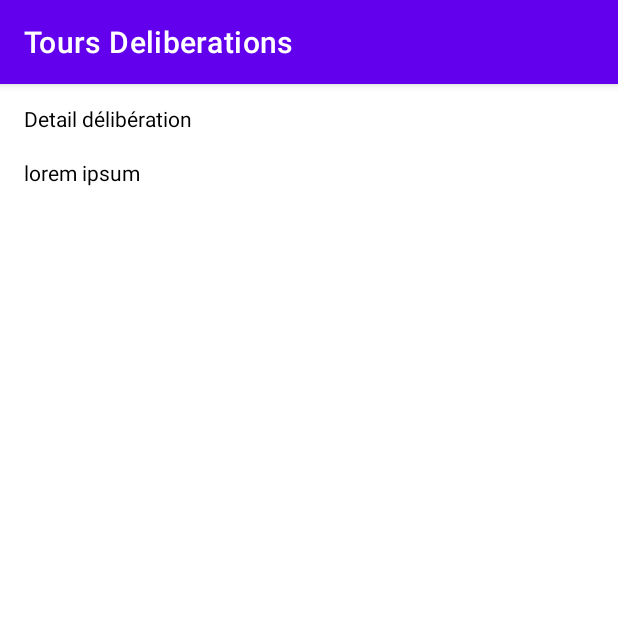
After one commit to yletaillanter/ToursDeliberations, an Android app built with Jetpack Compose: the DetailFragment screen opened through its navigation route, on a phone screen of 412 x 824 dp, the top half of it. The commit adds this screen. Run offline under Robolectric (Android 15) with nearby library versions, the phone set to English and light mode, and no system bars; our stand-ins replace Timber, livedata-compose; 3 statements that could not run were skipped.

Commit message:
adding new Fragment + navigation in Compose

```diff
--- /dev/null
+++ b/app/src/main/java/com/ylt/toursdeliberations/ui/detail/DetailFragment.kt
@@ -0,0 +1,38 @@
+package com.ylt.toursdeliberations.ui.detail
+
+import android.os.Bundle
+import android.view.LayoutInflater
+import android.view.View
+import android.view.ViewGroup
+import androidx.compose.foundation.layout.Column
+import androidx.compose.foundation.layout.Spacer
+import androidx.compose.foundation.layout.padding
+import androidx.compose.material.Text
+import androidx.compose.ui.Modifier
+import androidx.compose.ui.platform.ComposeView
+import androidx.compose.ui.text.TextStyle
+import androidx.compose.ui.unit.TextUnit
+import androidx.compose.ui.unit.dp
+import androidx.fragment.app.Fragment
+
+class DetailFragment: Fragment() {
+
+    override fun onCreateView(inflater: LayoutInflater, container: ViewGroup?, savedInstanceState: Bundle?): View {
+
+        return ComposeView(requireContext()).apply {
+            setContent {
+                Column(Modifier.padding(16.dp)) {
+                    Text(
+                        text = "Detail délibération",
+                        style = TextStyle(fontSize = TextUnit.Companion.Sp(21))
+                    )
+                    Spacer(modifier = Modifier.padding(10.dp))
+                    Text(
+                        text = "lorem ipsum",
+                        style = TextStyle(fontSize = TextUnit.Companion.Sp(15))
+                    )
+                }
+            }
+        }
+    }
+}
--- a/app/src/main/res/layout/main_activity.xml
+++ b/app/src/main/res/layout/main_activity.xml
@@ -1,7 +1,21 @@
 <?xml version="1.0" encoding="utf-8"?>
-<FrameLayout xmlns:android="http://schemas.android.com/apk/res/android"
+<androidx.constraintlayout.widget.ConstraintLayout
+    xmlns:android="http://schemas.android.com/apk/res/android"
     xmlns:tools="http://schemas.android.com/tools"
-    android:id="@+id/container"
+    xmlns:app="http://schemas.android.com/apk/res-auto"
     android:layout_width="match_parent"
     android:layout_height="match_parent"
-    tools:context=".MainActivity" />
+    tools:context=".MainActivity">
+
+    <androidx.fragment.app.FragmentContainerView
+        android:id="@+id/nav_host_fragment"
+        android:name="androidx.navigation.fragment.NavHostFragment"
+        android:layout_width="match_parent"
+        android:layout_height="match_parent"
+        app:layout_constraintTop_toTopOf="parent"
+        app:layout_constraintBottom_toBottomOf="parent"
+        app:layout_constraintStart_toStartOf="parent"
+        app:layout_constraintEnd_toEndOf="parent"
+        app:defaultNavHost="true"
+        app:navGraph="@navigation/navigation" />
+</androidx.constraintlayout.widget.ConstraintLayout>
--- /dev/null
+++ b/app/src/main/res/navigation/navigation.xml
@@ -0,0 +1,28 @@
+<?xml version="1.0" encoding="utf-8"?>
+<navigation xmlns:android="http://schemas.android.com/apk/res/android"
+    xmlns:app="http://schemas.android.com/apk/res-auto"
+    android:id="@+id/navigation"
+    app:startDestination="@id/mainFragment">
+
+    <fragment
+        android:id="@+id/mainFragment"
+        android:name="com.ylt.toursdeliberations.ui.main.MainFragment"
+        android:label="MainFragment" >
+        <action
+            android:id="@+id/to_detailFragment"
+            app:destination="@id/detailFragment" />
+    </fragment>
+
+    <fragment
+        android:id="@+id/detailFragment"
+        android:name="com.ylt.toursdeliberations.ui.detail.DetailFragment"
+        android:label="DetailFragment">
+        <!--
+        <argument
+            android:name="delib_id"
+            app:argType="String" /> -->
+        <action
+            android:id="@+id/back_to_mainFragment"
+            app:destination="@id/mainFragment" />
+    </fragment>
+</navigation>
```
Also changed, not shown: app/src/main/java/com/ylt/toursdeliberations/MainActivity.kt (+0 -8 lines), app/src/main/java/com/ylt/toursdeliberations/ui/main/MainFragment.kt (+2 -6 lines), app/src/main/java/com/ylt/toursdeliberations/ui/main/composable/DeliberationsCard.kt (+11 -11 lines), app/src/main/res/layout/main_fragment.xml (deleted, +0 -20 lines), gradle/wrapper/gradle-wrapper.properties.
